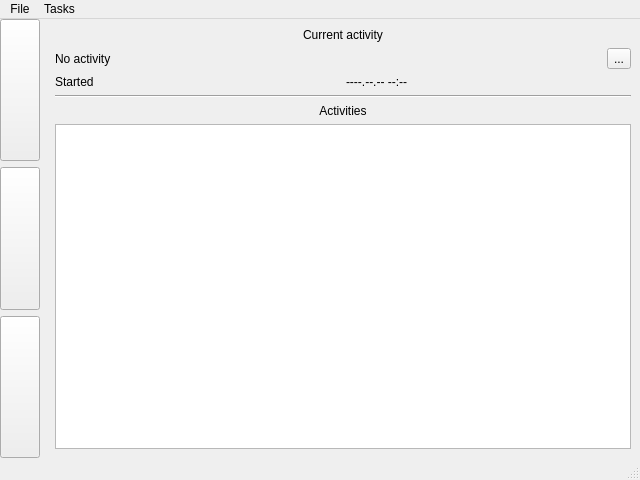
Old version of the form src/tabletmain.ui in the repository ya-breeze/TM.
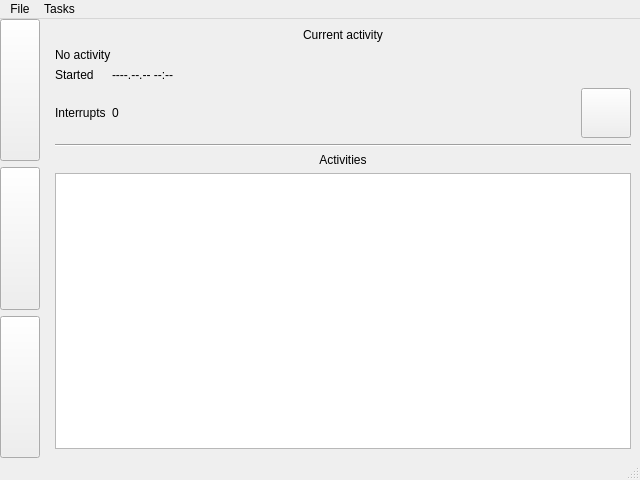
New version of the form. The open tabs and pages were chosen to show the change. Icons and pictures are not drawn.

Diff of the .ui file:
```diff
--- a/src/tabletmain.ui
+++ b/src/tabletmain.ui
@@ -186,31 +186,61 @@
             </property>
            </widget>
           </item>
-          <item>
-           <widget class="QToolButton" name="btnToTasks">
-            <property name="text">
-             <string>...</string>
-            </property>
-           </widget>
-          </item>
          </layout>
         </item>
         <item>
-         <layout class="QHBoxLayout" name="horizontalLayout_5">
-          <item>
-           <widget class="QLabel" name="label_6">
+         <layout class="QGridLayout" name="gridLayout_3">
+          <item row="0" column="0">
+           <widget class="QLabel" name="label_2">
+            <property name="sizePolicy">
+             <sizepolicy hsizetype="Fixed" vsizetype="Preferred">
+              <horstretch>0</horstretch>
+              <verstretch>0</verstretch>
+             </sizepolicy>
+            </property>
             <property name="text">
              <string>Started</string>
             </property>
            </widget>
           </item>
-          <item>
+          <item row="0" column="1">
            <widget class="QLabel" name="lblActivityStarted">
             <property name="text">
              <string>----.--.-- --:--</string>
             </property>
            </widget>
           </item>
+          <item row="1" column="0">
+           <widget class="QLabel" name="label_9">
+            <property name="text">
+             <string>Interrupts</string>
+            </property>
+           </widget>
+          </item>
+          <item row="1" column="1">
+           <layout class="QHBoxLayout" name="horizontalLayout_5">
+            <item>
+             <widget class="QLabel" name="lblInterrupts">
+              <property name="text">
+               <string>0</string>
+              </property>
+             </widget>
+            </item>
+            <item>
+             <widget class="QToolButton" name="btnAddInterrupt">
+              <property name="minimumSize">
+               <size>
+                <width>50</width>
+                <height>50</height>
+               </size>
+              </property>
+              <property name="toolTip">
+               <string>Add interrupt</string>
+              </property>
+             </widget>
+            </item>
+           </layout>
+          </item>
          </layout>
         </item>
         <item>
```
Left out of the diff: 88 changed lines with no effect on the pictures.
